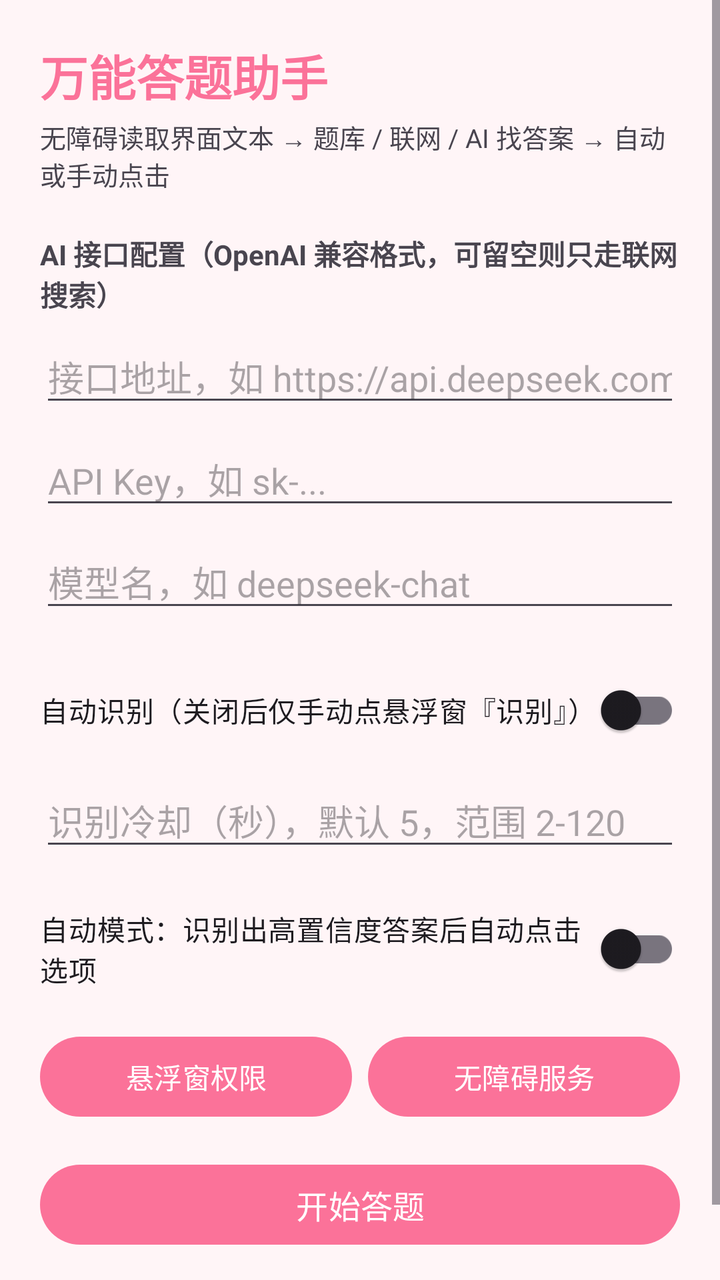
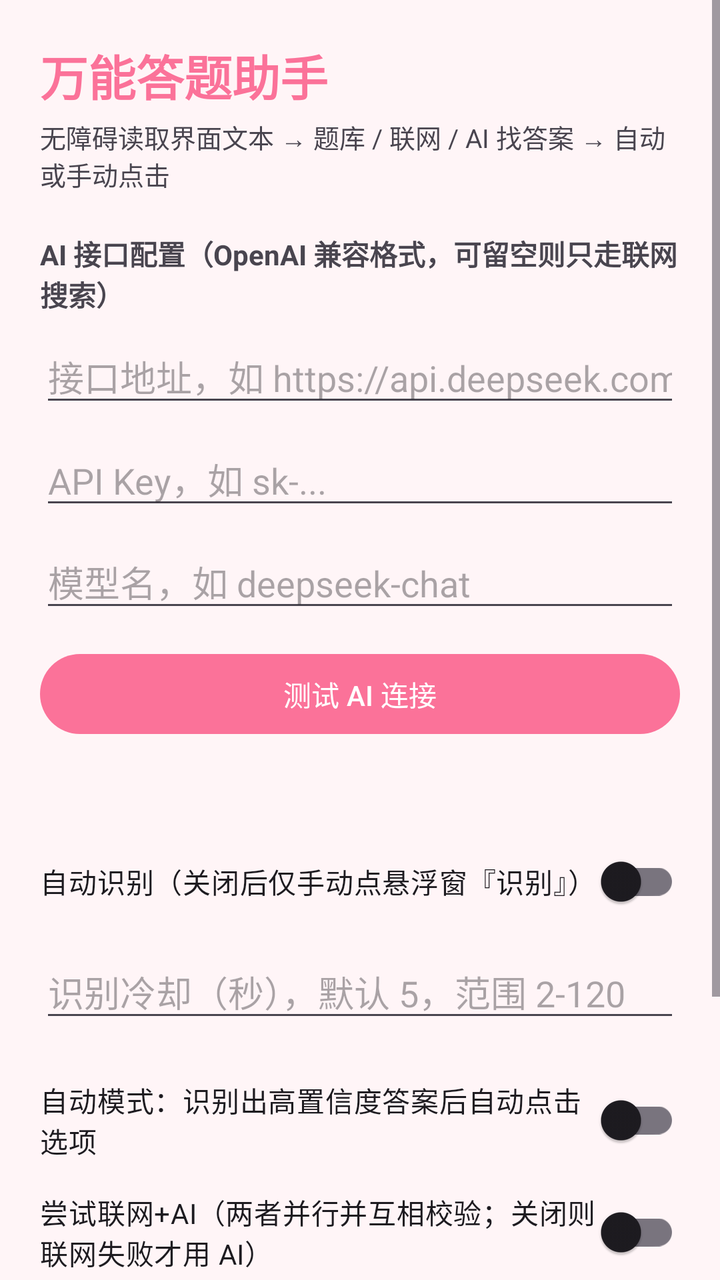

Compare the two renders of this Android layout. The source of the first and the diff that turns it into the second are given below.
<!-- AndroidManifest.xml: application theme Theme.BilibiliHelper -->
<!-- res/layout/activity_main.xml -->
<?xml version="1.0" encoding="utf-8"?>
<ScrollView xmlns:android="http://schemas.android.com/apk/res/android"
    android:layout_width="match_parent"
    android:layout_height="match_parent"
    android:background="@color/bg"
    android:fillViewport="true">

    <LinearLayout
        android:layout_width="match_parent"
        android:layout_height="wrap_content"
        android:orientation="vertical"
        android:padding="20dp">

        <TextView
            android:layout_width="wrap_content"
            android:layout_height="wrap_content"
            android:text="万能答题助手"
            android:textColor="@color/primary"
            android:textSize="24sp"
            android:textStyle="bold" />

        <TextView
            android:layout_width="wrap_content"
            android:layout_height="wrap_content"
            android:layout_marginTop="4dp"
            android:text="无障碍读取界面文本 → 题库 / 联网 / AI 找答案 → 自动或手动点击"
            android:textSize="13sp" />

        <TextView
            android:layout_width="wrap_content"
            android:layout_height="wrap_content"
            android:layout_marginTop="20dp"
            android:text="AI 接口配置（OpenAI 兼容格式，可留空则只走联网搜索）"
            android:textStyle="bold" />

        <EditText
            android:id="@+id/et_base"
            android:layout_width="match_parent"
            android:layout_height="wrap_content"
            android:layout_marginTop="8dp"
            android:hint="接口地址，如 https://api.deepseek.com/v1"
            android:inputType="textUri" />

        <EditText
            android:id="@+id/et_key"
            android:layout_width="match_parent"
            android:layout_height="wrap_content"
            android:layout_marginTop="8dp"
            android:hint="API Key，如 sk-..."
            android:inputType="textPassword" />

        <EditText
            android:id="@+id/et_model"
            android:layout_width="match_parent"
            android:layout_height="wrap_content"
            android:layout_marginTop="8dp"
            android:hint="模型名，如 deepseek-chat"
            android:inputType="text" />

        <com.google.android.material.switchmaterial.SwitchMaterial
            android:id="@+id/switch_auto_read"
            android:layout_width="match_parent"
            android:layout_height="wrap_content"
            android:layout_marginTop="20dp"
            android:text="自动识别（关闭后仅手动点悬浮窗『识别』）" />

        <EditText
            android:id="@+id/et_read_cooldown"
            android:layout_width="match_parent"
            android:layout_height="wrap_content"
            android:layout_marginTop="8dp"
            android:hint="识别冷却（秒），默认 5，范围 2-120"
            android:inputType="number" />

        <com.google.android.material.switchmaterial.SwitchMaterial
            android:id="@+id/switch_auto"
            android:layout_width="match_parent"
            android:layout_height="wrap_content"
            android:layout_marginTop="20dp"
            android:text="自动模式：识别出高置信度答案后自动点击选项" />

        <LinearLayout
            android:layout_width="match_parent"
            android:layout_height="wrap_content"
            android:layout_marginTop="16dp"
            android:orientation="horizontal">

            <Button
                android:id="@+id/btn_overlay"
                android:layout_width="0dp"
                android:layout_height="wrap_content"
                android:layout_weight="1"
                android:text="悬浮窗权限" />

            <Button
                android:id="@+id/btn_accessibility"
                android:layout_width="0dp"
                android:layout_height="wrap_content"
                android:layout_marginStart="8dp"
                android:layout_weight="1"
                android:text="无障碍服务" />
        </LinearLayout>

        <Button
            android:id="@+id/btn_start"
            android:layout_width="match_parent"
            android:layout_height="wrap_content"
            android:layout_marginTop="16dp"
            android:text="开始答题"
            android:textSize="16sp" />

        <TextView
            android:id="@+id/tv_status"
            android:layout_width="match_parent"
            android:layout_height="wrap_content"
            android:layout_marginTop="16dp"
            android:textSize="13sp" />
    </LinearLayout>
</ScrollView>
<!-- resources referenced by this layout -->
<resources>
  <color name="bg">#FFF5F7</color>
  <color name="primary">#FB7299</color>
  <style name="Theme.BilibiliHelper" parent="Theme.Material3.DayNight.NoActionBar">
          <item name="colorPrimary">@color/primary</item>
          <item name="colorOnPrimary">@color/white</item>
          <item name="android:statusBarColor">@color/primary_dark</item>
      </style>
  <color name="white">#FFFFFF</color>
  <color name="primary_dark">#E05E85</color>
</resources>

<!-- the commit's change to res/layout/activity_main.xml (unified diff, before → after) -->
@@ -57,6 +57,20 @@
             android:hint="模型名，如 deepseek-chat"
             android:inputType="text" />
 
+        <Button
+            android:id="@+id/btn_test_ai"
+            android:layout_width="match_parent"
+            android:layout_height="wrap_content"
+            android:layout_marginTop="12dp"
+            android:text="测试 AI 连接" />
+
+        <TextView
+            android:id="@+id/tv_ai_status"
+            android:layout_width="match_parent"
+            android:layout_height="wrap_content"
+            android:layout_marginTop="8dp"
+            android:textSize="13sp" />
+
         <com.google.android.material.switchmaterial.SwitchMaterial
             android:id="@+id/switch_auto_read"
             android:layout_width="match_parent"
@@ -78,6 +92,13 @@
             android:layout_height="wrap_content"
             android:layout_marginTop="20dp"
             android:text="自动模式：识别出高置信度答案后自动点击选项" />
+
+        <com.google.android.material.switchmaterial.SwitchMaterial
+            android:id="@+id/switch_web_ai"
+            android:layout_width="match_parent"
+            android:layout_height="wrap_content"
+            android:layout_marginTop="8dp"
+            android:text="尝试联网+AI（两者并行并互相校验；关闭则联网失败才用 AI）" />
 
         <LinearLayout
             android:layout_width="match_parent"
